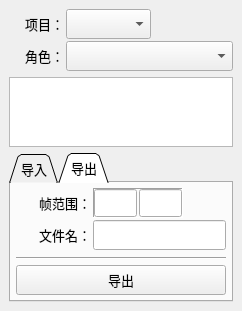
Above: commons/ui/motionLib.ui from lonegather/Barbarian before the change. Below: the same form after it.
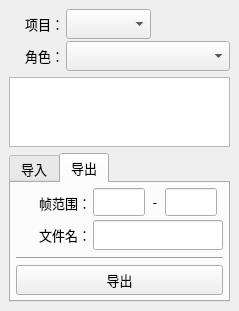
That is the form after the change. The open tabs and pages were chosen to show the change. Icons and pictures are not drawn.

What changed in the file:
```diff
--- a/commons/ui/motionLib.ui
+++ b/commons/ui/motionLib.ui
@@ -6,7 +6,7 @@
    <rect>
     <x>0</x>
     <y>0</y>
-    <width>242</width>
+    <width>239</width>
     <height>311</height>
    </rect>
   </property>
@@ -150,12 +150,6 @@
       <property name="tabPosition">
        <enum>QTabWidget::North</enum>
       </property>
-      <property name="tabShape">
-       <enum>QTabWidget::Triangular</enum>
-      </property>
-      <property name="currentIndex">
-       <number>0</number>
-      </property>
       <widget class="QWidget" name="tab">
        <attribute name="title">
         <string>导入</string>
@@ -364,43 +358,24 @@
            </widget>
           </item>
           <item row="0" column="1">
-           <widget class="QFrame" name="frame">
-            <property name="minimumSize">
-             <size>
-              <width>90</width>
-              <height>30</height>
-             </size>
-            </property>
-            <property name="maximumSize">
-             <size>
-              <width>90</width>
-              <height>16777215</height>
-             </size>
-            </property>
-            <property name="frameShape">
-             <enum>QFrame::Panel</enum>
-            </property>
-            <property name="frameShadow">
-             <enum>QFrame::Sunken</enum>
-            </property>
-            <property name="lineWidth">
-             <number>1</number>
-            </property>
-            <layout class="QHBoxLayout" name="horizontalLayout_5">
+           <layout class="QHBoxLayout" name="horizontalLayout" stretch="0,0,0,1">
              <property name="spacing">
-              <number>2</number>
-             </property>
-             <property name="margin">
               <number>0</number>
              </property>
              <item>
               <widget class="QLineEdit" name="motionLibLEExportStart">
                <property name="minimumSize">
                 <size>
-                 <width>0</width>
+                <width>52</width>
                  <height>28</height>
                 </size>
                </property>
+              <property name="maximumSize">
+               <size>
+                <width>50</width>
+                <height>16777215</height>
+               </size>
+              </property>
                <property name="font">
                 <font>
                  <family>微软雅黑</family>
@@ -415,14 +390,42 @@
                </property>
               </widget>
              </item>
+            <item>
+             <widget class="QLabel" name="label_4">
+              <property name="minimumSize">
+               <size>
+                <width>20</width>
+                <height>0</height>
+               </size>
+              </property>
+              <property name="font">
+               <font>
+                <family>微软雅黑</family>
+                <pointsize>10</pointsize>
+               </font>
+              </property>
+              <property name="text">
+               <string>-</string>
+              </property>
+              <property name="alignment">
+               <set>Qt::AlignCenter</set>
+              </property>
+             </widget>
+            </item>
              <item>
               <widget class="QLineEdit" name="motionLibLEExportEnd">
                <property name="minimumSize">
                 <size>
-                 <width>0</width>
+                <width>52</width>
                  <height>28</height>
                 </size>
                </property>
+              <property name="maximumSize">
+               <size>
+                <width>50</width>
+                <height>16777215</height>
+               </size>
+              </property>
                <property name="font">
                 <font>
                  <family>微软雅黑</family>
@@ -437,8 +440,20 @@
                </property>
               </widget>
              </item>
-            </layout>
-           </widget>
+            <item>
+             <spacer name="horizontalSpacer">
+              <property name="orientation">
+               <enum>Qt::Horizontal</enum>
+              </property>
+              <property name="sizeHint" stdset="0">
+               <size>
+                <width>0</width>
+                <height>0</height>
+               </size>
+              </property>
+             </spacer>
+            </item>
+           </layout>
           </item>
          </layout>
         </item>
```
Left out of the diff: 27 changed lines with no effect on the pictures. Lines whose indentation alone changed are shown as unchanged.
